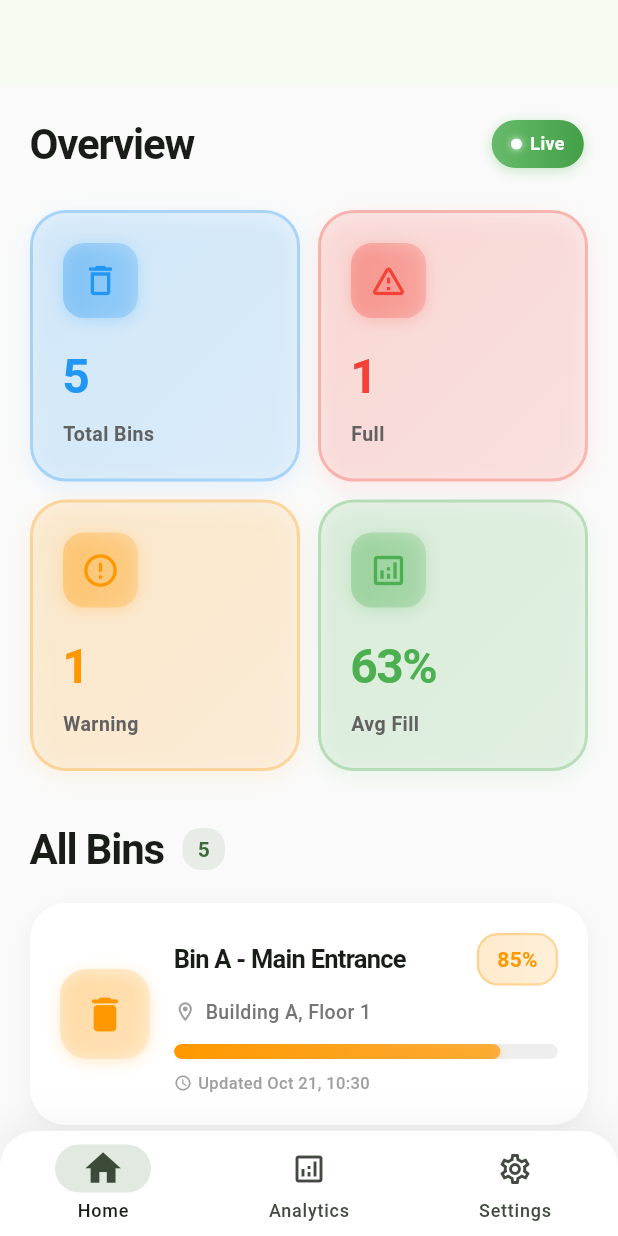
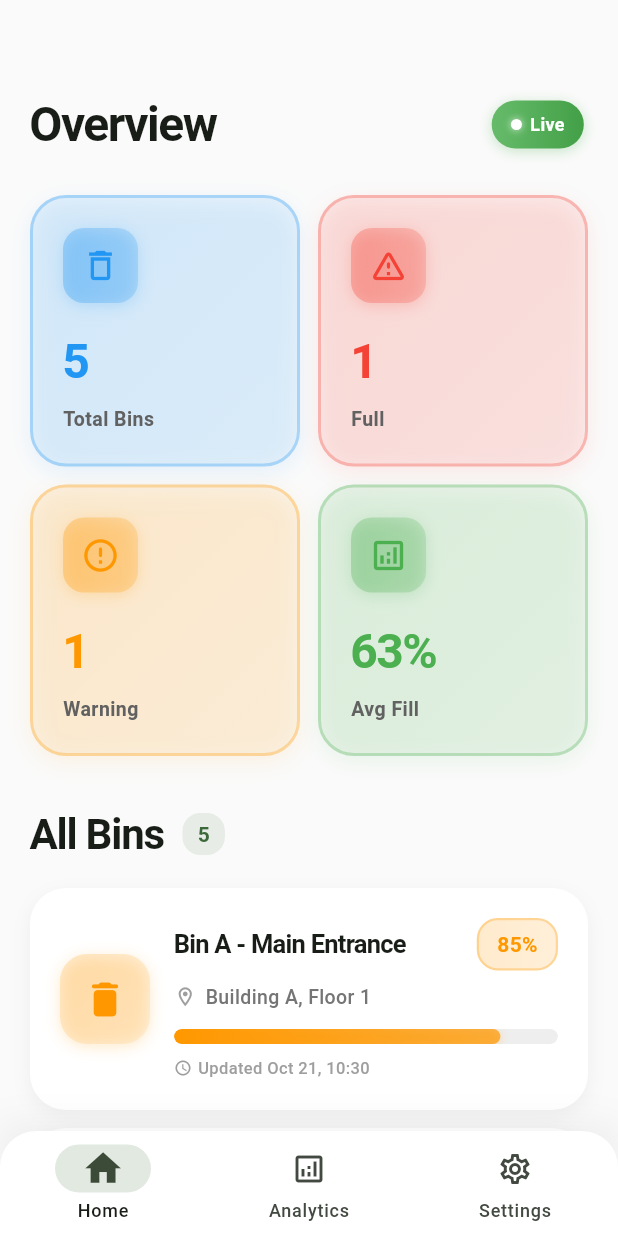
Before and after one commit to DecX-x/project_sud, a Flutter app: the screen it shows after launch, after a tap on "Skip", on a phone screen of 412 x 824 dp. Run offline on Flutter 3.47's test engine with Material 3 defaults, Android fonts, the light colour scheme and no system bars; our stand-ins replace fl_chart, flutter_local_notifications, flutter_riverpod, go_router, hive, hive_flutter and 2 more; accounts and stored records are empty.

Commit message:
fix: appbar

```diff
--- a/lib/presentation/screens/home_screen.dart
+++ b/lib/presentation/screens/home_screen.dart
@@ -15,7 +15,6 @@ class _HomeScreenState extends ConsumerState<HomeScreen>
     with SingleTickerProviderStateMixin {
   late AnimationController _animationController;
   late Animation<double> _fadeAnimation;
-  late Animation<Offset> _slideAnimation;
 
   @override
   void initState() {
@@ -27,14 +26,6 @@ class _HomeScreenState extends ConsumerState<HomeScreen>
 
     _fadeAnimation = Tween<double>(begin: 0.0, end: 1.0).animate(
       CurvedAnimation(parent: _animationController, curve: Curves.easeIn),
-    );
-
-    _slideAnimation =
-        Tween<Offset>(begin: const Offset(0, 0.3), end: Offset.zero).animate(
-          CurvedAnimation(
-            parent: _animationController,
-            curve: Curves.easeOutCubic,
-          ),
     );
 
     _animationController.forward();
@@ -55,14 +46,6 @@ class _HomeScreenState extends ConsumerState<HomeScreen>
     ref.watch(binMonitorProvider);
 
     return Scaffold(
-      appBar: AppBar(
-        title: Row(mainAxisSize: MainAxisSize.min, children: [
-
-          ],
-        ),
-        centerTitle: true,
-        elevation: 0,
-      ),
       body: RefreshIndicator(
         onRefresh: () async {
           ref.invalidate(binsProvider);
@@ -70,22 +53,20 @@ class _HomeScreenState extends ConsumerState<HomeScreen>
           _animationController.forward();
         },
         child: ListView(
-          padding: const EdgeInsets.all(20),
+          padding: const EdgeInsets.fromLTRB(20, 60, 20, 20),
           children: [
             // Statistics Section Header with Animation
             FadeTransition(
               opacity: _fadeAnimation,
-              child: SlideTransition(
-                position: _slideAnimation,
               child: Row(
                 mainAxisAlignment: MainAxisAlignment.spaceBetween,
                 children: [
                   const Text(
                     'Overview',
                     style: TextStyle(
-                        fontSize: 28,
+                      fontSize: 32,
                       fontWeight: FontWeight.bold,
-                        letterSpacing: -0.8,
+                      letterSpacing: -1,
                     ),
                   ),
                   TweenAnimationBuilder<double>(
@@ -116,6 +97,7 @@ class _HomeScreenState extends ConsumerState<HomeScreen>
                             ],
                           ),
                           child: Row(
+                            mainAxisSize: MainAxisSize.min,
                             children: [
                               Container(
                                 width: 8,
@@ -150,7 +132,6 @@ class _HomeScreenState extends ConsumerState<HomeScreen>
                     },
                   ),
                 ],
-                ),
               ),
             ),
             const SizedBox(height: 24),
```
Also changed, not shown: 1 other file. Lines whose indentation alone changed are shown as unchanged.
